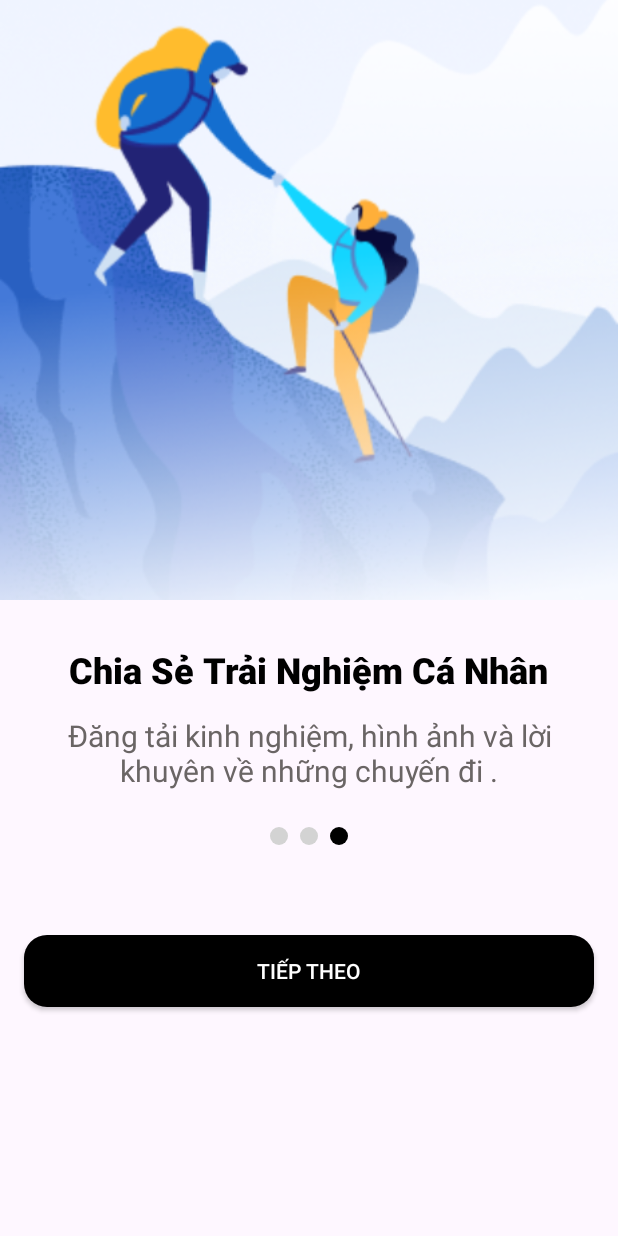
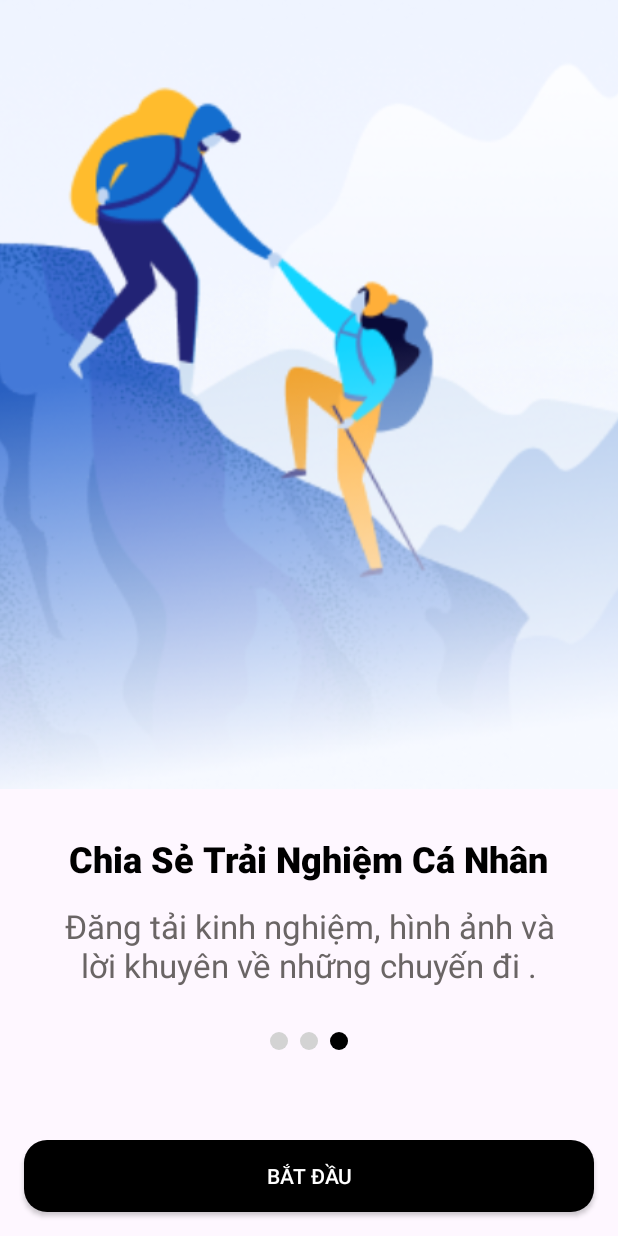
Before and after one commit to Jainan21/TravelTicker, an Android app: the Onboarding3 screen opened directly, with no data from a screen before it, on a phone screen of 412 x 824 dp. Run offline under Robolectric (Android 15) with nearby library versions, the phone set to English and light mode, and no system bars.

Commit message:
onboarding

```diff
--- a/app/src/main/res/layout/activity_onboarding2.xml
+++ b/app/src/main/res/layout/activity_onboarding2.xml
@@ -73,8 +73,8 @@
         android:layout_width="match_parent"
         android:layout_height="wrap_content"
         android:text="Tiếp theo"
+        android:layout_marginBottom="50dp"
         android:textColor="@color/white"
-        android:layout_margin="16dp"
         android:background="@drawable/button_background_square" />
 
 
--- a/app/src/main/res/layout/activity_onboarding3.xml
+++ b/app/src/main/res/layout/activity_onboarding3.xml
@@ -10,7 +10,8 @@
 
     <ImageView
         android:layout_width="match_parent"
-        android:layout_height="400dp"
+        android:layout_height="0dp"
+        android:layout_weight="1"
         android:backgroundTint="#CECECE"
         android:scaleType="centerCrop"
         android:src="@drawable/onboarding2"
@@ -35,10 +36,10 @@
         android:layout_width="wrap_content"
         android:layout_height="wrap_content"
         android:text="Đăng tải kinh nghiệm, hình ảnh và lời khuyên về những chuyến đi ."
-        android:textSize="20sp"
+        android:textSize="22sp"
         android:textColor="#6A6565"
         android:gravity="center"
-        android:layout_marginBottom="4dp"
+        android:layout_marginBottom="10dp"
         android:layout_marginEnd="35dp"/>
 
     <LinearLayout
@@ -72,7 +73,7 @@
         android:id="@+id/btnNext3"
         android:layout_width="match_parent"
         android:layout_height="wrap_content"
-        android:text="Tiếp theo"
+        android:text="Bắt đầu"
         android:textColor="@color/white"
         android:layout_margin="16dp"
         android:background="@drawable/button_background_square" />
```
Also changed, not shown: app/src/main/res/layout/activity_onboarding1.xml (+3 -5 lines).
